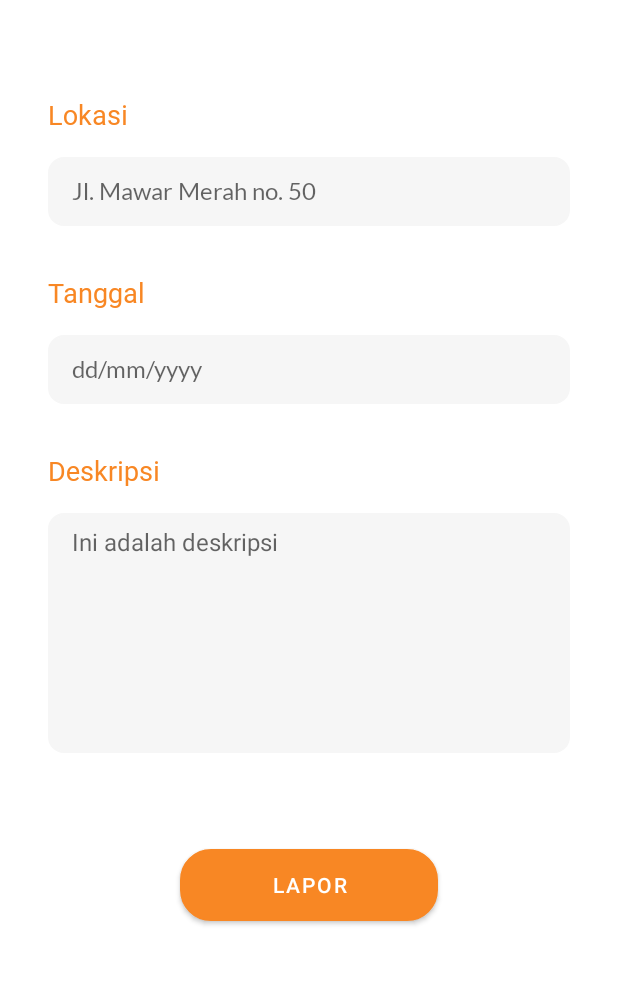
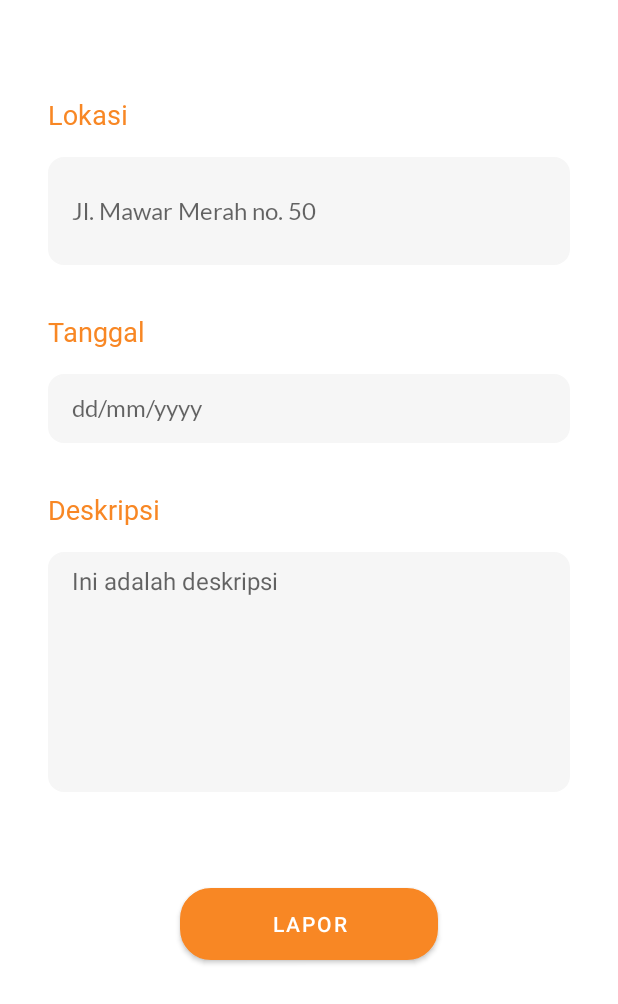
Before and after one commit to reynardets/BeeSafe, an Android app: the layout fragment_lapor.xml on its own in the app's theme, with its tools: preview values and no code run, on a phone screen of 412 x 824 dp. Shown: the top 1004 px of the screen. Run offline under Robolectric (Android 15) with nearby library versions, the phone set to English and light mode, and no system bars.

Commit message:
slight change in lapor fragment
giving scrolable textview and edittext

```diff
--- a/app/src/main/java/com/example/beesafe/MainActivity.kt
+++ b/app/src/main/java/com/example/beesafe/MainActivity.kt
@@ -32,6 +32,4 @@ class MainActivity : AppCompatActivity() {
         binding.navView.setupWithNavController(menu, navController)
     }
 
-
-
 }
--- a/app/src/main/java/com/example/beesafe/ui/lapor/LaporFragment.kt
+++ b/app/src/main/java/com/example/beesafe/ui/lapor/LaporFragment.kt
@@ -4,6 +4,7 @@ import android.app.DatePickerDialog
 import android.content.Intent
 import android.os.Build
 import android.os.Bundle
+import android.text.method.ScrollingMovementMethod
 import android.view.LayoutInflater
 import android.view.View
 import android.view.ViewGroup
@@ -15,7 +16,6 @@ import com.example.beesafe.R
 import com.example.beesafe.api.APIConfig
 import com.example.beesafe.databinding.FragmentLaporBinding
 import com.example.beesafe.model.Reports
-import com.example.beesafe.ui.auth.LoginActivity
 import com.example.beesafe.utils.SharedPref
 import com.google.android.gms.location.FusedLocationProviderClient
 import com.google.android.gms.location.LocationServices
@@ -24,6 +24,7 @@ import retrofit2.Call
 import retrofit2.Callback
 import retrofit2.Response
 import java.util.*
+
 
 class LaporFragment : Fragment(), View.OnClickListener, DatePickerDialog.OnDateSetListener {
 
@@ -51,6 +52,8 @@ class LaporFragment : Fragment(), View.OnClickListener, DatePickerDialog.OnDateS
         binding.btnLapor.setOnClickListener(this)
         binding.tvTanggal.setOnClickListener(this)
         binding.etLokasi.setOnClickListener(this)
+        binding.etLokasi.setMovementMethod(ScrollingMovementMethod())
+        binding.etDeskripsi.setMovementMethod(ScrollingMovementMethod())
     }
 
     private fun config() {
--- a/app/src/main/res/layout/activity_location.xml
+++ b/app/src/main/res/layout/activity_location.xml
@@ -17,7 +17,7 @@
         android:layout_height="wrap_content"
         android:layout_alignParentStart="true"
         android:layout_alignParentEnd="true"
-
+        android:background="@drawable/edit_text"
         android:layout_alignParentBottom="true"
         android:layout_marginStart="140dp"
         android:layout_marginEnd="140dp"
--- a/app/src/main/res/layout/fragment_lapor.xml
+++ b/app/src/main/res/layout/fragment_lapor.xml
@@ -22,7 +22,7 @@
     <TextView
         android:id="@+id/et_lokasi"
         android:layout_width="match_parent"
-        android:layout_height="wrap_content"
+        android:layout_height="72dp"
         android:layout_marginStart="32dp"
         android:layout_marginTop="16dp"
         android:layout_marginEnd="32dp"
@@ -30,10 +30,12 @@
         android:backgroundTint="@color/darker_white"
         android:fontFamily="@font/lato_regular"
         android:gravity="center_vertical"
+        android:maxLines="2"
         android:hint="@string/lokasi_example"
         android:paddingStart="16dp"
         android:paddingEnd="16dp"
         android:textSize="16sp"
+        android:scrollbars = "vertical"
         app:layout_constraintEnd_toEndOf="parent"
         app:layout_constraintStart_toStartOf="parent"
         app:layout_constraintTop_toBottomOf="@+id/txt_lokasi" />
@@ -73,6 +75,7 @@
         android:layout_marginEnd="32dp"
         android:autofillHints="@string/deskripsi"
         android:background="@drawable/lapor_text"
+        android:scrollbars = "vertical"
         android:backgroundTint="@color/darker_white"
         android:ems="10"
         android:gravity="start|top"
```
Also changed, not shown: app/src/main/res/layout/fragment_akun.xml (+6 -4 lines).
